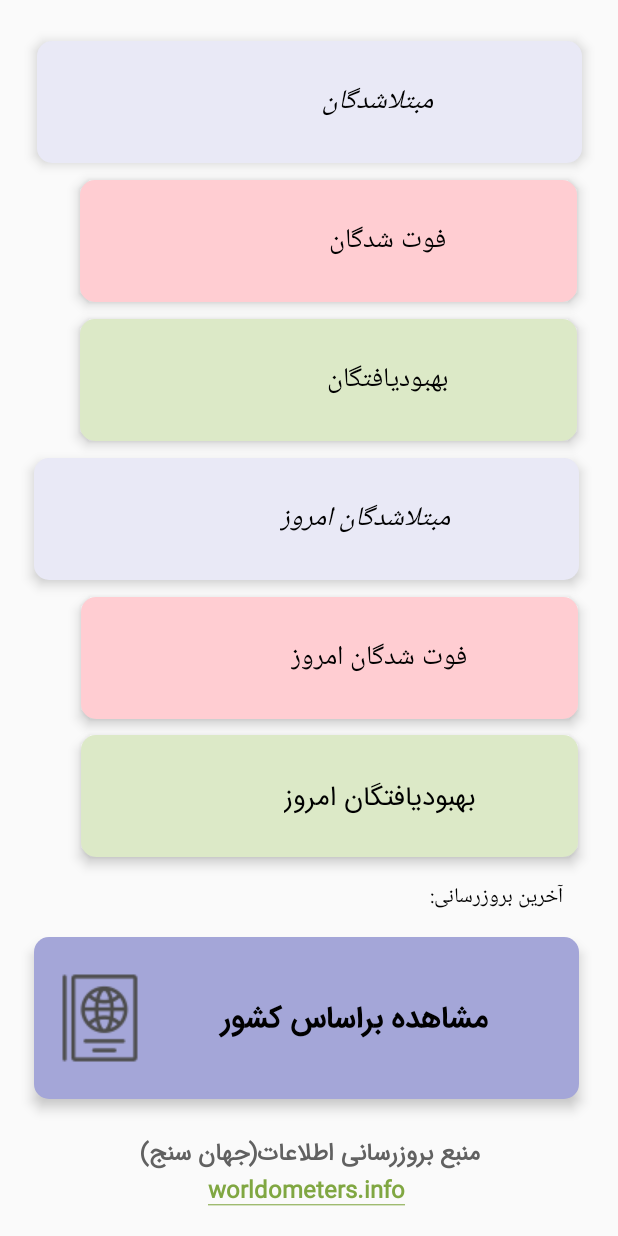
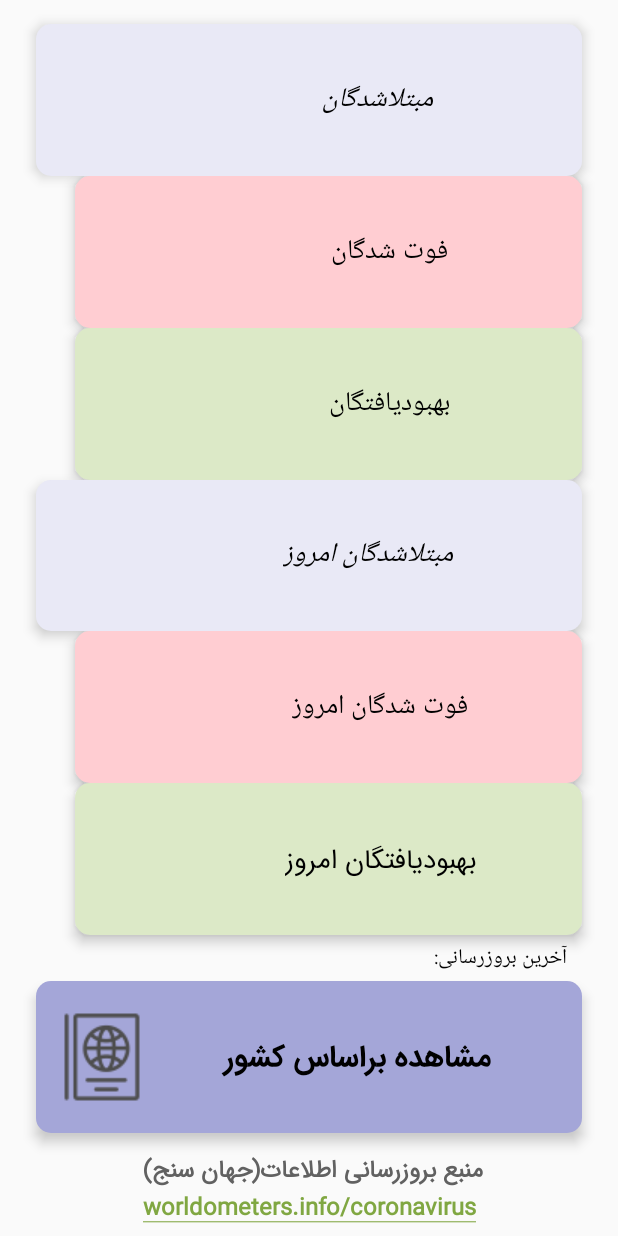
Before and after one commit to sina73azar/Covid19Project, an Android app: the screen it shows after launch (MainActivity), on a phone screen of 412 x 824 dp. Run offline under Robolectric (Android 15) with nearby library versions, the phone set to English and light mode, and no system bars; our stand-ins replace data binding; libraries missing offline, so code that uses them is left out: com.ihsanbal.logging; Roboto replaces fonts that are not available here; 8 statements that could not run were skipped.

Commit message:
"source linked design fixed"

```diff
--- a/app/src/main/java/com/sina/covid19project/fragments/home/HomeFragment.kt
+++ b/app/src/main/java/com/sina/covid19project/fragments/home/HomeFragment.kt
@@ -16,6 +16,8 @@ import androidx.navigation.fragment.findNavController
 import com.sina.covid19project.R
 import com.sina.covid19project.repository.HomeRepository
 import com.sina.covid19project.databinding.FragmentHomeBinding
+import com.sina.covid19project.utils_extentions.getFormattedAmount
+import com.sina.covid19project.utils_extentions.splitNumberBy3
 import org.koin.android.viewmodel.ext.android.viewModel
 
 
@@ -123,7 +125,8 @@ class HomeFragment : Fragment() {
         Log.e(TAG, "setViewContent:")
 
         binding.run {
-            tvShowCases.text = viewModel.repository.dataHomeMap[HomeRepository.CASES]
+            Log.e(TAG, "setViewContent: ${getFormattedAmount("123458744")} ", )
+            tvShowCases.text =viewModel.repository.dataHomeMap[HomeRepository.CASES]
             tvCasesTodayHf.text = viewModel.repository.dataHomeMap[HomeRepository.TODAY_CASES]
             tvDeathAll.text = viewModel.repository.dataHomeMap[HomeRepository.DEATHS]
             tvDeathToday.text = viewModel.repository.dataHomeMap[HomeRepository.TODAY_DEATH]
--- a/app/src/main/java/com/sina/covid19project/utils_extentions/utils.kt
+++ b/app/src/main/java/com/sina/covid19project/utils_extentions/utils.kt
@@ -5,28 +5,37 @@ import androidx.lifecycle.LifecycleOwner
 import androidx.lifecycle.LiveData
 import androidx.lifecycle.Observer
 import java.math.RoundingMode
+import java.text.NumberFormat
 import java.text.SimpleDateFormat
+import java.util.*
 
-fun Long.toStringSplit3By3():String{
+fun Long.toStringSplit3By3(): String {
     return ""
 }
-fun Int.toStringSplit3By3():String{
+
+fun Int.toStringSplit3By3(): String {
     return ""
 }
+
 fun Float.round(i: Int): Float {
     return toBigDecimal().setScale(i, RoundingMode.UP).toFloat()
 }
+
 @SuppressLint("SimpleDateFormat")
 fun Long.reformat(): String {
     val df = SimpleDateFormat("(yyyy/MM/dd - HH:mm:ss)")
     return df.format(this)
 }
+
 fun <T> LiveData<T>.reObserve(owner: LifecycleOwner, observer: Observer<T>) {
     removeObserver(observer)
     observe(owner, observer)
 }
-//
-//fun TextView.setAfterText(str:String){
-//    this.text=this.text+str
-//
-//}
+
+fun splitNumberBy3(number: String): String {
+    return String.format("%,d", number)
+}
+
+fun getFormattedAmount(amount: String): String? {
+    return NumberFormat.getNumberInstance(Locale.US).format(amount.toInt())
+}
--- a/app/src/main/res/layout/fragment_home.xml
+++ b/app/src/main/res/layout/fragment_home.xml
@@ -75,8 +75,8 @@
 
         <androidx.constraintlayout.helper.widget.Flow
             android:id="@+id/flow2"
-            android:layout_width="363dp"
-            android:layout_height="81dp"
+            android:layout_width="0dp"
+            android:layout_height="0dp"
 
             android:layout_marginStart="24dp"
             android:layout_marginTop="16dp"
@@ -95,8 +95,8 @@
 
         <androidx.constraintlayout.helper.widget.Flow
             android:id="@+id/flow3"
-            android:layout_width="363dp"
-            android:layout_height="81dp"
+            android:layout_width="0dp"
+            android:layout_height="0dp"
 
             android:background="@drawable/shape_bg_view_back_for_home"
             android:elevation="5dp"
@@ -110,8 +110,8 @@
 
         <androidx.constraintlayout.helper.widget.Flow
             android:id="@+id/flow4"
-            android:layout_width="331dp"
-            android:layout_height="81dp"
+            android:layout_width="0dp"
+            android:layout_height="0dp"
 
             android:layout_marginStart="50dp"
             android:background="@drawable/shape_red_100_round_edge"
@@ -128,8 +128,8 @@
 
         <androidx.constraintlayout.helper.widget.Flow
             android:id="@+id/flow5"
-            android:layout_width="331dp"
-            android:layout_height="81dp"
+            android:layout_width="0dp"
+            android:layout_height="0dp"
             android:background="@drawable/shape_red_100_round_edge"
             android:elevation="5dp"
             android:fadingEdgeLength="8dp"
@@ -142,8 +142,8 @@
 
         <androidx.constraintlayout.helper.widget.Flow
             android:id="@+id/flow6"
-            android:layout_width="331dp"
-            android:layout_height="81dp"
+            android:layout_width="0dp"
+            android:layout_height="0dp"
             android:background="@drawable/shape_green_100_round_edge"
             android:elevation="5dp"
             android:fadingEdgeLength="10dp"
@@ -156,8 +156,8 @@
 
         <androidx.constraintlayout.helper.widget.Flow
             android:id="@+id/flow7"
-            android:layout_width="331dp"
-            android:layout_height="81dp"
+            android:layout_width="0dp"
+            android:layout_height="0dp"
             android:background="@drawable/shape_green_100_round_edge"
             android:elevation="5dp"
             android:fadingEdgeLength="8dp"
@@ -191,7 +191,8 @@
             android:textSize="17sp"
             tools:layout_editor_absoluteX="29dp"
             tools:layout_editor_absoluteY="82dp"
-            tools:text="87878774542" />
+            tools:text="87878774542"
+            />
 
         <TextView
             android:id="@+id/tv_st_cases_today"
@@ -282,8 +283,8 @@
         <TextView
             android:id="@+id/tv_by_country"
             style="@style/style_text_2"
-            android:layout_width="363dp"
-            android:layout_height="108dp"
+            android:layout_width="0dp"
+            android:layout_height="0dp"
 
 
             android:background="@drawable/shape_bg_btn_view_by_country"
--- a/app/src/main/res/values/strings.xml
+++ b/app/src/main/res/values/strings.xml
@@ -1,6 +1,5 @@
 <resources>
-    <string name="app_name">Covid19Project</string>
-
+    <string name="app_name">جهان سنج</string>
     <string name="text_splash_fragment">آمار به روز کرونا</string>
     <string name="text_all_in_world">مبتلاشدگان</string>
     <string name="text_all_in_world_today">مبتلاشدگان امروز</string>
@@ -38,5 +37,5 @@
     <string name="tests_per_population_st">درصد تست گرفتن نسبت به جمعیت </string>
 
     <string name="flag_of_country">flag of country</string>
-    <string name="link_source">منبع بروزرسانی اطلاعات(جهان سنج)   \n<a href="https://www.worldometers.info/coronavirus/">worldometers.info</a></string>
+    <string name="link_source">منبع بروزرسانی اطلاعات(جهان سنج)   \n<a href="https://www.worldometers.info/coronavirus/">worldometers.info/coronavirus</a></string>
 </resources>
```
